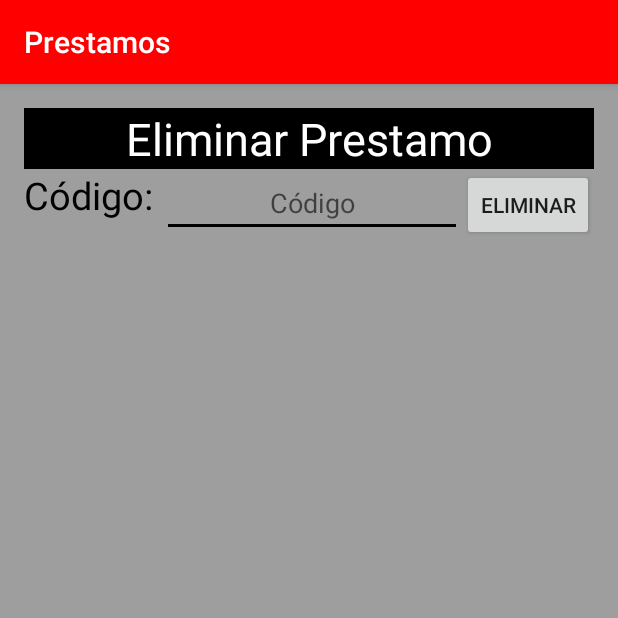
After one commit to yairnavita/PrestamosTap, an Android app: the EliminarActivity screen opened directly, with no data from a screen before it, on a phone screen of 412 x 824 dp, the top half of it. The commit adds this screen. Run offline under Robolectric (Android 15) with nearby library versions, the light colour scheme and no system bars.

Commit message:
Se Agrego Metodo Eliminar Registro BDD

```diff
--- a/app/src/main/AndroidManifest.xml
+++ b/app/src/main/AndroidManifest.xml
@@ -17,6 +17,7 @@
         </activity>
         <activity android:name=".AgregarActivity"></activity>
         <activity android:name=".ConsultaActivity"></activity>
+        <activity android:name=".EliminarActivity"></activity>
     </application>
 
 </manifest>
--- a/app/src/main/java/com/example/yairnavita/prestamos/BDDPrestamos.java
+++ b/app/src/main/java/com/example/yairnavita/prestamos/BDDPrestamos.java
@@ -9,8 +9,7 @@ import android.database.sqlite.SQLiteOpenHelper;
  * Created by YairNavita on 25/05/16.
  */
 public class BDDPrestamos extends SQLiteOpenHelper{
-    String tabla="CREATE TABLE Registros(Id INTEGER PRIMARY KEY AUTOINCREMENT,Nombre Text,Cantidad Float,PersonaPrestamo Text,Telefono INTEGER,FechaP Text,FechaD Text,Descripcion Text)";
-
+    String tabla="CREATE TABLE Registros(Id INTEGER PRIMARY KEY AUTOINCREMENT,Nombre Text,Cantidad Text,PersonaPrestamo Text,Telefono Text,FechaP Text,FechaD Text,Descripcion Text)";
     public BDDPrestamos(Context context, String name, SQLiteDatabase.CursorFactory factory, int version) {
         super(context, name, factory, version);
     }
--- /dev/null
+++ b/app/src/main/java/com/example/yairnavita/prestamos/EliminarActivity.java
@@ -0,0 +1,78 @@
+package com.example.yairnavita.prestamos;
+import android.app.Activity;
+import android.content.ContentValues;
+import android.content.Intent;
+import android.database.Cursor;
+import android.database.sqlite.SQLiteDatabase;
+import android.os.Bundle;
+import android.support.v7.app.AppCompatActivity;
+import android.util.Log;
+import android.view.View;
+import android.widget.ArrayAdapter;
+import android.widget.EditText;
+import android.widget.ListView;
+import android.widget.Toast;
+
+public class EliminarActivity extends AppCompatActivity {
+    String[] arreglo;
+    ListView lista;
+    private EditText COD;
+    protected void onCreate(Bundle savedInstanceState) {
+        super.onCreate(savedInstanceState);
+        setContentView(R.layout.eliminar);
+        borrarregistro();
+        lista = (ListView) findViewById(R.id.listaregistroseliminar);
+        lista.setChoiceMode(ListView.CHOICE_MODE_SINGLE);
+        COD = (EditText)findViewById(R.id.campoeliminar);
+
+    }
+    public void borrarregistro(){
+        BDDPrestamos prestamo = new BDDPrestamos(this,"RegistrosPrestamos", null, 1);
+        SQLiteDatabase bd = prestamo.getWritableDatabase();
+
+        if(bd!=null){
+            Cursor c=bd.rawQuery("Select * From Registros",null);
+            int cantidad = c.getCount();
+            int i=0;
+            arreglo = new String[cantidad];
+            if (c.moveToFirst()){
+                do {
+                    String linea = "Codigo: "+c.getString(0)+"\nNombre Objeto: "+c.getString(1)+"\nCantidad: "+c.getString(2)+"\n¿A Quién se lo Preste?: "+c.getString(3);
+                    arreglo[i] = linea;
+                    i++;
+                }while (c.moveToNext());
+            }
+            ArrayAdapter<String>adapter = new ArrayAdapter<String>(this,android.R.layout.simple_list_item_1, arreglo);
+            ListView lista = (ListView) findViewById(R.id.listaregistroseliminar);
+            lista.setAdapter(adapter);
+        }
+
+    }
+
+    public void eliminarboton(View v) {
+        BDDPrestamos prestamo = new BDDPrestamos(this,"RegistrosPrestamos", null, 1);
+        SQLiteDatabase bd = prestamo.getWritableDatabase();
+        String cod = COD.getText().toString();
+        int cant = bd.delete("Registros", "Id=" + cod, null);
+        bd.close();
+        COD.setText("");
+        Intent i = new Intent(this, EliminarActivity.class);
+        this.finish();
+        startActivity(i);
+        if (cant == 1){Toast.makeText(this, "Se Borro el Registro Exitosamente", Toast.LENGTH_SHORT).show();}
+        else{Toast.makeText(this, "No Existe Registro con el código Ingresado",Toast.LENGTH_SHORT).show();}
+    }
+    public void recuperarboton(View v){
+        BDDPrestamos prestamo = new BDDPrestamos(this,"RegistrosPrestamos", null, 1);
+        SQLiteDatabase bd = prestamo.getWritableDatabase();
+        String cod = COD.getText().toString();
+        int cant = bd.delete("Registros", "Id=" + cod, null);
+        bd.close();
+        COD.setText("");
+        Intent i = new Intent(this, EliminarActivity.class);
+        this.finish();
+        startActivity(i);
+        if (cant == 1){Toast.makeText(this, "Se Borro el Registro Exitosamente", Toast.LENGTH_SHORT).show();}
+        else{Toast.makeText(this, "No Existe Registro con el código Ingresado",Toast.LENGTH_SHORT).show();}
+    }
+}
--- a/app/src/main/java/com/example/yairnavita/prestamos/MenuActivity.java
+++ b/app/src/main/java/com/example/yairnavita/prestamos/MenuActivity.java
@@ -37,4 +37,10 @@ public class MenuActivity extends AppCompatActivity {
 
     }
 
+    public void borrarregistro(View view){
+        Intent i = new Intent(this, EliminarActivity.class);
+        startActivity(i);
+        Toast.makeText(this, "Borrar Registro", Toast.LENGTH_SHORT).show();
+
+    }
 }
--- a/app/src/main/res/layout/agregar.xml
+++ b/app/src/main/res/layout/agregar.xml
@@ -37,6 +37,7 @@
                 android:layout_width="match_parent"
                 android:layout_height="wrap_content"
                 android:hint="Cantidad"
+                android:inputType="number"
                 android:id="@+id/cantidadobjeto"/>
 
             <EditText
@@ -49,6 +50,7 @@
                 android:layout_width="match_parent"
                 android:layout_height="wrap_content"
                 android:hint="Teléfono"
+                android:inputType="number"
                 android:id="@+id/telefono"/>
             <LinearLayout xmlns:android="http://schemas.android.com/apk/res/android"
                 xmlns:tools="http://schemas.android.com/tools"
@@ -110,7 +112,7 @@
                 tools:context=".AgregarActivity">
                 <EditText
                     android:layout_width="match_parent"
-                    android:layout_height="100dp"
+                    android:layout_height="wrap_content"
                     android:inputType="textMultiLine"
                     android:ems="10"
                     android:id="@+id/Descripcion"
--- a/app/src/main/res/layout/consulta.xml
+++ b/app/src/main/res/layout/consulta.xml
@@ -9,7 +9,7 @@
     android:paddingTop="@dimen/activity_vertical_margin"
     android:orientation="vertical"
     android:background="#9E9E9E"
-    tools:context=".ConsultaActivity"
+    tools:context=".EliminarActivity"
     android:weightSum="1">
         <LinearLayout
             android:orientation="vertical"
--- /dev/null
+++ b/app/src/main/res/layout/eliminar.xml
@@ -0,0 +1,60 @@
+<?xml version="1.0" encoding="utf-8"?>
+<LinearLayout xmlns:android="http://schemas.android.com/apk/res/android"
+    xmlns:tools="http://schemas.android.com/tools"
+    android:layout_width="match_parent"
+    android:layout_height="match_parent"
+    android:paddingBottom="@dimen/activity_vertical_margin"
+    android:paddingLeft="@dimen/activity_horizontal_margin"
+    android:paddingRight="@dimen/activity_horizontal_margin"
+    android:paddingTop="@dimen/activity_vertical_margin"
+    android:orientation="vertical"
+    android:background="#9E9E9E"
+    tools:context=".ConsultaActivity"
+    android:weightSum="1">
+    <LinearLayout
+        android:orientation="vertical"
+        android:layout_width="match_parent"
+        android:layout_height="wrap_content">
+        <TextView
+            android:layout_width="match_parent"
+            android:layout_height="match_parent"
+            android:text="Eliminar Prestamo"
+            android:textAlignment="center"
+            android:textColor="#FFFFFF"
+            android:background="#000000"
+            android:textSize="30dp"
+            android:singleLine="false" />
+        <LinearLayout
+            android:orientation="horizontal"
+            android:layout_width="match_parent"
+            android:layout_height="wrap_content">
+            <TextView
+                android:layout_width="wrap_content"
+                android:layout_height="match_parent"
+                android:text="Código: "
+                android:textSize="25dp"
+                android:textColor="#000000"/>
+
+            <EditText
+                android:layout_width="wrap_content"
+                android:layout_height="wrap_content"
+                android:inputType="number"
+                android:ems="10"
+                android:id="@+id/campoeliminar"
+                android:layout_weight="1"
+                android:textAlignment="center"
+                android:hint="Código"
+                />
+            <Button
+                android:layout_width="wrap_content"
+                android:layout_height="wrap_content"
+                android:text="Eliminar"
+                android:onClick="eliminarboton"/>
+        </LinearLayout>
+        <ListView
+            android:layout_marginTop="10dp"
+            android:layout_width="match_parent"
+            android:layout_height="match_parent"
+            android:id="@+id/listaregistroseliminar" />
+    </LinearLayout>
+</LinearLayout>
--- a/app/src/main/res/layout/menu.xml
+++ b/app/src/main/res/layout/menu.xml
@@ -45,7 +45,8 @@
         android:layout_centerVertical="true"
         android:layout_below="@id/buttonconsulta"
         android:layout_centerHorizontal="true"
-        android:layout_marginTop="20dp"/>
+        android:layout_marginTop="20dp"
+        android:onClick="borrarregistro"/>
     <Button
         android:layout_width="match_parent"
         android:layout_height="wrap_content"
```
Also changed, not shown: app/src/main/java/com/example/yairnavita/prestamos/AgregarActivity.java (+10 -6 lines), app/src/main/java/com/example/yairnavita/prestamos/ConsultaActivity.java (+12 -6 lines), app/src/main/java/com/example/yairnavita/prestamos/PrestamosRecuperados.java (added, +65 -0 lines).
